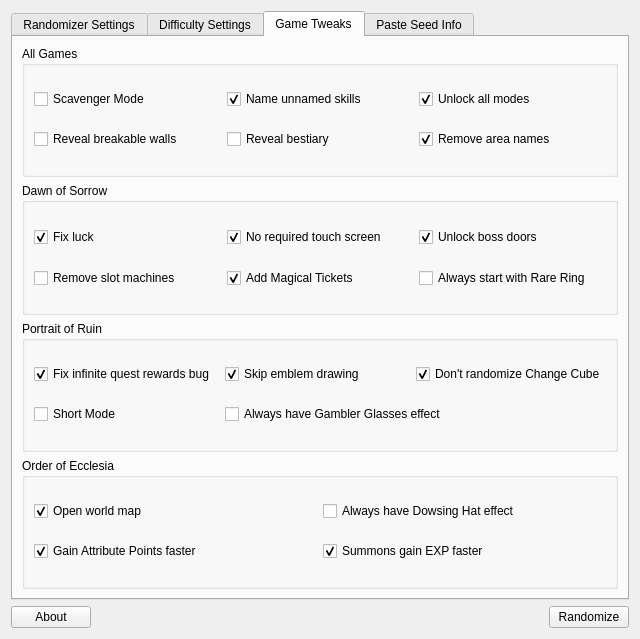
Above: randomizer.ui from LagoLunatic/dsvrandom before the change. Below: the same form after it.
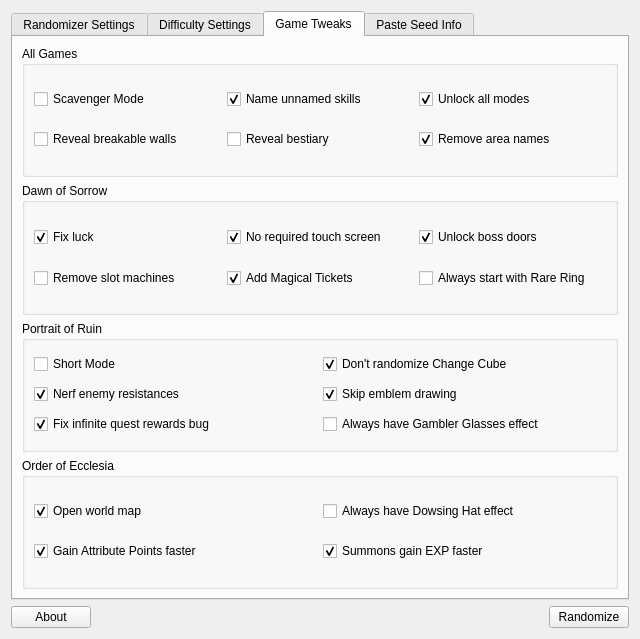
That is the form after the change. The open tabs and pages were chosen to show the change. Icons and pictures are not drawn.

Commit message: Add option to make PoR enemy resistances behave like DoS and OoE

Patch:
```diff
--- a/randomizer.ui
+++ b/randomizer.ui
@@ -665,7 +665,7 @@
           <string>Portrait of Ruin</string>
          </property>
          <layout class="QGridLayout" name="gridLayout_4">
-          <item row="0" column="2">
+          <item row="0" column="1">
            <widget class="QCheckBox" name="dont_randomize_change_cube">
             <property name="toolTip">
              <string>The change cube will always be the first item you get.</string>
@@ -678,7 +678,7 @@
             </property>
            </widget>
           </item>
-          <item row="1" column="0">
+          <item row="0" column="0">
            <widget class="QCheckBox" name="por_short_mode">
             <property name="toolTip">
              <string>Removes 4 random portrait areas from the game. Unlocking Brauner requires beating the bosses of the 4 portraits that remain (not counting Nest of Evil).</string>
@@ -688,20 +688,20 @@
             </property>
            </widget>
           </item>
-          <item row="0" column="0">
-           <widget class="QCheckBox" name="fix_infinite_quest_rewards">
+          <item row="1" column="0">
+           <widget class="QCheckBox" name="por_nerf_enemy_resistances">
             <property name="toolTip">
              <string>Fixes a bug where you could get any quest reward over and over again.</string>
             </property>
             <property name="text">
-             <string>Fix infinite quest rewards bug</string>
+             <string>Nerf enemy resistances</string>
             </property>
             <property name="checked">
              <bool>true</bool>
             </property>
            </widget>
           </item>
-          <item row="0" column="1">
+          <item row="1" column="1">
            <widget class="QCheckBox" name="skip_emblem_drawing">
             <property name="toolTip">
              <string>Skips the screen where you have to use the touch screen to draw an emblem.</string>
@@ -714,7 +714,20 @@
             </property>
            </widget>
           </item>
-          <item row="1" column="1" colspan="2">
+          <item row="2" column="0">
+           <widget class="QCheckBox" name="fix_infinite_quest_rewards">
+            <property name="toolTip">
+             <string>Fixes a bug where you could get any quest reward over and over again.</string>
+            </property>
+            <property name="text">
+             <string>Fix infinite quest rewards bug</string>
+            </property>
+            <property name="checked">
+             <bool>true</bool>
+            </property>
+           </widget>
+          </item>
+          <item row="2" column="1">
            <widget class="QCheckBox" name="always_show_drop_percentages">
             <property name="toolTip">
              <string>Drop chances always display as percentages instead of stars.</string>
```
Left out of the diff: 39 changed lines with no effect on the pictures. The commit also changes 2 other files.
